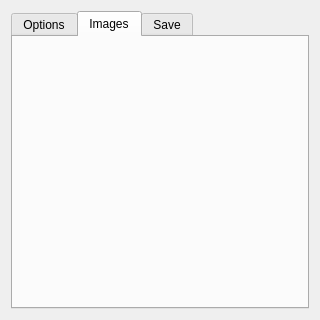
Above: ui/ui_ccdctools.ui from ceholden/TSTools before the change. Below: the same form after it.
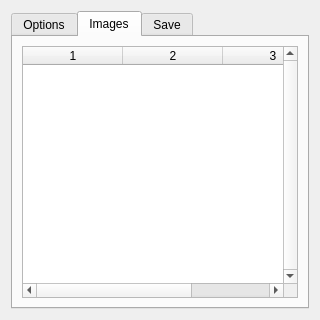
That is the form after the change. The open tabs and pages were chosen to show the change.

Commit message: Implemented the on/off for TS fit and breaks; added QTableWidget for images tab; some bug fixes

Diff of the .ui file:
```diff
--- a/ui/ui_ccdctools.ui
+++ b/ui/ui_ccdctools.ui
@@ -28,6 +28,12 @@
   <layout class="QVBoxLayout" name="verticalLayout_2">
    <item>
     <widget class="QTabWidget" name="tabWidget">
+     <property name="sizePolicy">
+      <sizepolicy hsizetype="MinimumExpanding" vsizetype="MinimumExpanding">
+       <horstretch>0</horstretch>
+       <verstretch>0</verstretch>
+      </sizepolicy>
+     </property>
      <property name="currentIndex">
       <number>0</number>
      </property>
@@ -155,6 +161,63 @@
       <attribute name="title">
        <string>Images</string>
       </attribute>
+      <layout class="QHBoxLayout" name="horizontalLayout">
+       <item>
+        <widget class="QTableWidget" name="image_table">
+         <property name="sizePolicy">
+          <sizepolicy hsizetype="MinimumExpanding" vsizetype="MinimumExpanding">
+           <horstretch>0</horstretch>
+           <verstretch>0</verstretch>
+          </sizepolicy>
+         </property>
+         <property name="frameShadow">
+          <enum>QFrame::Sunken</enum>
+         </property>
+         <property name="verticalScrollBarPolicy">
+          <enum>Qt::ScrollBarAlwaysOn</enum>
+         </property>
+         <property name="editTriggers">
+          <set>QAbstractItemView::DoubleClicked</set>
+         </property>
+         <property name="showDropIndicator" stdset="0">
+          <bool>false</bool>
+         </property>
+         <property name="selectionBehavior">
+          <enum>QAbstractItemView::SelectRows</enum>
+         </property>
+         <property name="sortingEnabled">
+          <bool>false</bool>
+         </property>
+         <property name="rowCount">
+          <number>0</number>
+         </property>
+         <property name="columnCount">
+          <number>3</number>
+         </property>
+         <attribute name="horizontalHeaderCascadingSectionResizes">
+          <bool>true</bool>
+         </attribute>
+         <attribute name="horizontalHeaderStretchLastSection">
+          <bool>true</bool>
+         </attribute>
+         <attribute name="verticalHeaderVisible">
+          <bool>false</bool>
+         </attribute>
+         <attribute name="verticalHeaderHighlightSections">
+          <bool>false</bool>
+         </attribute>
+         <attribute name="verticalHeaderShowSortIndicator" stdset="0">
+          <bool>false</bool>
+         </attribute>
+         <attribute name="verticalHeaderStretchLastSection">
+          <bool>false</bool>
+         </attribute>
+         <column/>
+         <column/>
+         <column/>
+        </widget>
+       </item>
+      </layout>
      </widget>
      <widget class="QWidget" name="tab_save">
       <attribute name="title">
```
Left out of the diff: 9 changed lines with no effect on the pictures. The commit also changes 6 other files.
